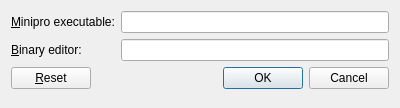
Before: the Qt Designer form optdialog.ui in wd5gnr/qtl866, drawn with Qt 5.
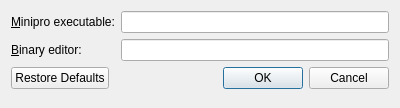
After: the same form once the commit is applied.

Commit message: Put restore defaults button into button box and use standard button

```diff
--- a/optdialog.ui
+++ b/optdialog.ui
@@ -24,16 +24,6 @@
      </property>
     </widget>
    </item>
-   <item row="2" column="1">
-    <widget class="QDialogButtonBox" name="buttonBox">
-     <property name="orientation">
-      <enum>Qt::Horizontal</enum>
-     </property>
-     <property name="standardButtons">
-      <set>QDialogButtonBox::Cancel|QDialogButtonBox::Ok</set>
-     </property>
-    </widget>
-   </item>
    <item row="0" column="0">
     <widget class="QLabel" name="label">
      <property name="text">
@@ -57,10 +47,13 @@
      </property>
     </widget>
    </item>
-   <item row="2" column="0">
-    <widget class="QPushButton" name="resetbtn">
-     <property name="text">
-      <string>&amp;Reset</string>
+   <item row="2" column="0" colspan="2">
+    <widget class="QDialogButtonBox" name="buttonBox">
+     <property name="orientation">
+      <enum>Qt::Horizontal</enum>
+     </property>
+     <property name="standardButtons">
+      <set>QDialogButtonBox::Cancel|QDialogButtonBox::Ok|QDialogButtonBox::RestoreDefaults</set>
      </property>
     </widget>
    </item>
```
Left out of the diff: 1 changed line with no effect on the pictures. The commit also changes 2 other files.
